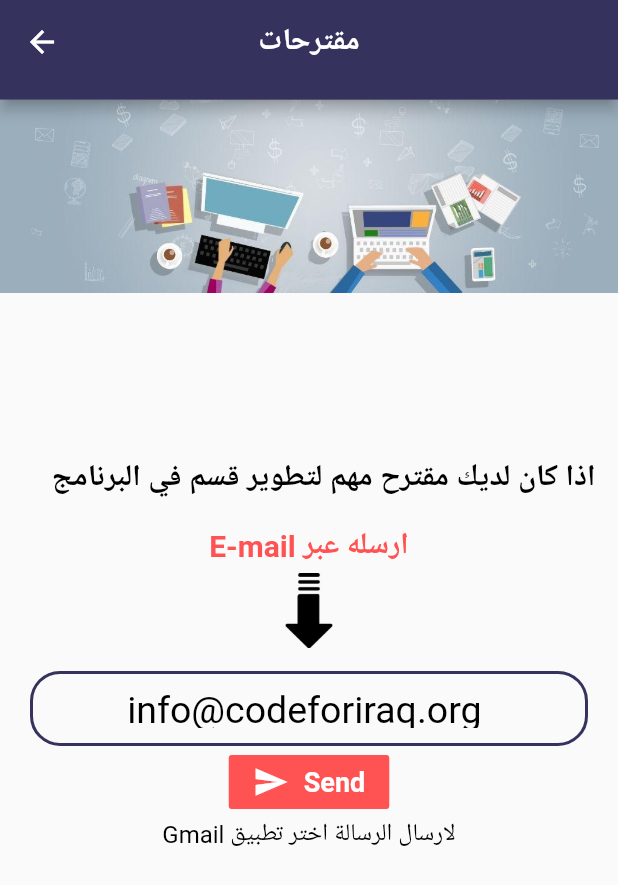
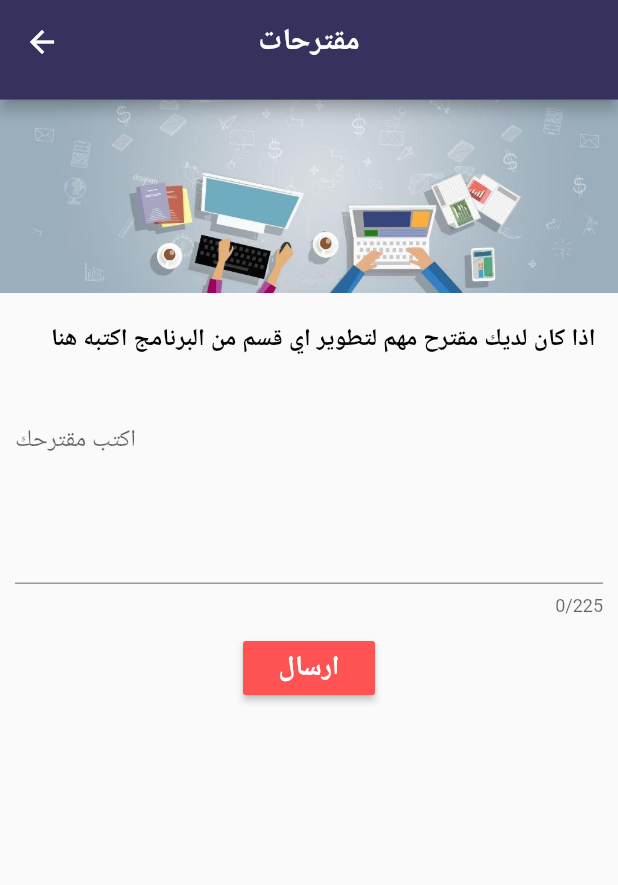
Before and after one commit to sabreengithub/Basra-application, a Flutter app: the screen it shows after launch, after a tap on the "menu" icon, after a tap on "مقترحات", on a phone screen of 412 x 824 dp. Shown: the top 885 px of the screen. Run offline on Flutter 3.47's test engine with Material 2 defaults, Android fonts, the phone set to English and light mode, and no system bars.

Commit message:
first commit

```diff
--- a/lib/Pages/About_The initiative.dart
+++ b/lib/Pages/about_the initiative.dart
@@ -79,7 +79,7 @@ class _AboutInitiativeState extends State<AboutInitiative> {
                         margin: EdgeInsets.all(2.0),
                         padding: EdgeInsets.all(10.0),
                         child: Text(
-                          " هي مبادرة إنسانية غير ربحية تهدف الى خدمة المجتمع عن طريق البرمجة، تعتبر هذه المبادرة مبادرة تعليمية حقيقية ترعى المهتمين بتعلم تصميم وبرمجة تطبيقات الهاتف الجوال ومواقع الانترنت وبرامج الحاسوب والشبكات والاتصالات ونظم تشغيل الحاسوب باستخدام التقنيات مفتوحة المصدر كما توفر لهم جميع الدروس التعليمية الازمة وبشكل مجاني تماماً بل الاهم من ذلك تعتمد على مبدا المواطنة والمشاركة الفاعلة في تأسيس وبناء المجتمع تدعو هذه المبادرة جميع الطلبة والخريجين والهواة والاساتذة الجامعيين والمهتمين مجال البرمجة وتقنيات المعلومات وكذلك الاختصاصات الأخرى الى التطوع والمشاركة الفعلية لأجل الاتقاء بواقع البلد, حيث تعتبر فرضة عظيمة اكتساب الخبرة والمهارة عن طريق تصميم وتنفيذ برامج وتطبيقات خدمية من شأنها خدمة المواطن وذلك ضمن مجاميع عمل نشطة وفعالة يتعاون فيها جميع الافراد كفريق واحد تبادل الآراء والخبرات ويطرح الافكار ليتم مناقشتها وتطبيقها على أرض الواقع, كما تفتح المجال لجميع المواطنين العراقيين ومن جميع الاختصاصات الى المشاركة الفاعلة في هذه المشاريع لرفد الفريق بالخبرات والأفكار والآراء والمقترحات التي من شأنها خدمة المجتمع بأفضل ما يمكن.",
+                          " هي مبادرة إنسانية غير ربحية تهدف الى خدمة المجتمع عن طريق البرمجة، تعتبر هذه المبادرة مبادرة تعليمية حقيقية ترعى المهتمين بتعلم تصميم وبرمجة تطبيقات الهاتف الجوال ومواقع الانترنت وبرامج الحاسوب والشبكات والاتصالات ونظم تشغيل الحاسوب باستخدام التقنيات مفتوحة المصدر كما توفر لهم جميع الدروس التعليمية الازمة وبشكل مجاني تماماً بل الاهم من ذلك تعتمد على مبدا المواطنة والمشاركة الفاعلة في تأسيس وبناء المجتمع تدعو هذه المبادرة جميع الطلبة والخريجين والهواة والاساتذة الجامعيين والمهتمين مجال البرمجة وتقنيات المعلومات وكذلك الاختصاصات الأخرى الى التطوع والمشاركة الفعلية لأجل الاتقاء بواقع البلد, حيث تعتبر فرصة عظيمة واكتساب الخبرة والمهارة عن طريق تصميم وتنفيذ برامج وتطبيقات خدمية من شأنها خدمة المواطن وذلك ضمن مجاميع عمل نشطة وفعالة يتعاون فيها جميع الافراد كفريق واحد تبادل الآراء والخبرات ويطرح الافكار ليتم مناقشتها وتطبيقها على أرض الواقع, كما تفتح المجال لجميع المواطنين العراقيين ومن جميع الاختصاصات الى المشاركة الفاعلة في هذه المشاريع لرفد الفريق بالخبرات والأفكار والآراء والمقترحات التي من شأنها خدمة المجتمع بأفضل ما يمكن.",
                           style: TextStyle(
                             fontSize: 16,
                             fontWeight: FontWeight.bold,
--- a/lib/Pages/Proposals.dart
+++ b/lib/Pages/email.dart
@@ -1,12 +1,12 @@
 import 'package:flutter/material.dart';
 import 'package:url_launcher/url_launcher.dart';
 
-class Proposals extends StatefulWidget {
+class Email extends StatefulWidget {
   @override
-  _ProposalsState createState() => _ProposalsState();
+  _EmailState createState() => _EmailState();
 }
 
-class _ProposalsState extends State<Proposals> {
+class _EmailState extends State<Email> {
   void _launchEmail(String emailId) async {
     var url = "mailto:$emailId?subject=";
     if (await canLaunch(url)) {
@@ -24,7 +24,7 @@ class _ProposalsState extends State<Proposals> {
         child: AppBar(
           backgroundColor: Color.fromRGBO(53, 50, 94, 58.0),
           title: new Text(
-            "مقترحات",
+            "اتصل بنا",
             style: TextStyle(
                 fontSize: 20, color: Colors.white, fontWeight: FontWeight.bold),
           ),
@@ -37,41 +37,29 @@ class _ProposalsState extends State<Proposals> {
             crossAxisAlignment: CrossAxisAlignment.start,
             children: <Widget>[
               new Container(
+                margin: EdgeInsets.all(2.0),
                 child: Image.asset(
-                  'img_p1/Proposal.jpg',
+                  'img_p1/email.png',
                   width: MediaQuery.of(context).size.width,
+                  height: 250,
                 ),
               ),
               new Container(
                 width: MediaQuery.of(context).size.width,
                 height: 50,
                 margin: EdgeInsets.only(
-                  top: 100.0,
+                  top: 5.0,
                   right: 5.0,
                   left: 5.0,
                 ),
                 padding: EdgeInsets.all(10.0),
                 child: Text(
-                  "اذا كان لديك مقترح مهم لتطوير قسم في البرنامج  ",
+                  "للتواصل معنا يمكنكم مراسلتنا عبر البريد الالكتروني ",
                   textDirection: TextDirection.rtl,
                   style: TextStyle(
                     fontSize: 20,
                     fontWeight: FontWeight.bold,
                     color: Colors.black,
-                  ),
-                ),
-              ),
-              new Container(
-                margin:EdgeInsets.all(5.0) ,
-                child: Center(
-                  child: Text(
-                    " ارسله عبر E-mail ",
-                    textDirection: TextDirection.rtl,
-                    style: TextStyle(
-                      fontSize: 20,
-                      fontWeight: FontWeight.bold,
-                      color: Colors.redAccent,
-                    ),
                   ),
                 ),
               ),
@@ -115,25 +103,20 @@ class _ProposalsState extends State<Proposals> {
                         color: Colors.black,
                       ),
                     ),
-                  )),
+                  ),),
+              SizedBox(height: 5.0,),
               Center(
-                child: FlatButton(
+                child: RaisedButton(
+//                  new RaisedButton(
                     color: Colors.redAccent,
                     textColor: Colors.white,
-                  splashColor: Colors.cyan,
-                  onPressed: () {
-                    _launchEmail('info@codeforiraq.org');
-                  },
+                    splashColor: Colors.lightBlueAccent,
                     child: Row(
                       mainAxisAlignment: MainAxisAlignment.center,
                       mainAxisSize: MainAxisSize.min,
                       children: [
-                      Icon(Icons.send),
-                      SizedBox(
-                        width: 10.0,
-                      ),
                         Text(
-                        "Send",
+                          "اضغط هنا",
                           style: TextStyle(
                             fontSize: 18,
                             fontWeight: FontWeight.bold,
@@ -141,8 +124,12 @@ class _ProposalsState extends State<Proposals> {
                         ),
                       ],
                     ),
+                  onPressed: () {
+                    _launchEmail('info@codeforiraq.org');
+                  },
              ),
                 ),
+              SizedBox(height: 5.0,),
               new Center(
                 child: Text("لارسال الرسالة اختر تطبيق Gmail",
                     textDirection: TextDirection.rtl,
--- a/lib/Pages/home.dart
+++ b/lib/Pages/home.dart
@@ -37,7 +37,7 @@ class _HomeState extends State<Home> {
                       borderRadius: BorderRadius.circular((20.0))),
                   child: FlatButton(
                     onPressed: () {
-                      Navigator.of(context).pushNamed('/Religious_places');
+                      Navigator.of(context).pushNamed('/religious_places');
                     },
                     padding: EdgeInsets.all(4.0),
                     child: Image.asset(
@@ -66,7 +66,7 @@ class _HomeState extends State<Home> {
                       borderRadius: BorderRadius.circular((20.0))),
                   child: FlatButton(
                     onPressed: () {
-                      Navigator.of(context).pushNamed('/basrahistory');
+                      Navigator.of(context).pushNamed('/basra_history');
                     },
                     padding: EdgeInsets.all(4.0),
                     child: Image.asset(
@@ -95,7 +95,7 @@ class _HomeState extends State<Home> {
                       borderRadius: BorderRadius.circular((20.0))),
                   child: FlatButton(
                     onPressed: () {
-                      Navigator.of(context).pushNamed('/Education');
+                      Navigator.of(context).pushNamed('/education');
                     },
                     padding: EdgeInsets.all(4.0),
                     child: Image.asset(
@@ -125,7 +125,7 @@ class _HomeState extends State<Home> {
                       borderRadius: BorderRadius.circular((20.0))),
                   child: FlatButton(
                     onPressed: () {
-                      Navigator.of(context).pushNamed('/Entertainment_places');
+                      Navigator.of(context).pushNamed('/entertainment_places');
                     },
                     padding: EdgeInsets.all(4.0),
                     child: Image.asset(
@@ -154,7 +154,7 @@ class _HomeState extends State<Home> {
                       borderRadius: BorderRadius.circular((20.0))),
                   child: FlatButton(
                     onPressed: () {
-                      Navigator.of(context).pushNamed('/Restaurants');
+                      Navigator.of(context).pushNamed('/restaurants');
                     },
                     padding: EdgeInsets.all(4.0),
                     child: Image.asset(
@@ -183,7 +183,7 @@ class _HomeState extends State<Home> {
                       borderRadius: BorderRadius.circular((20.0))),
                   child: FlatButton(
                     onPressed: () {
-                      Navigator.of(context).pushNamed('/Hotels');
+                      Navigator.of(context).pushNamed('/hotels');
                     },
                     padding: EdgeInsets.all(4.0),
                     child: Image.asset(
@@ -212,7 +212,7 @@ class _HomeState extends State<Home> {
                       borderRadius: BorderRadius.circular((20.0))),
                   child: FlatButton(
                     onPressed: () {
-                      Navigator.of(context).pushNamed('/Hospitals');
+                      Navigator.of(context).pushNamed('/hospitals');
                     },
                     padding: EdgeInsets.all(4.0),
                     child: Image.asset(
@@ -243,7 +243,7 @@ class _HomeState extends State<Home> {
                       borderRadius: BorderRadius.circular((20.0))),
                   child: FlatButton(
                     onPressed: () {
-                      Navigator.of(context).pushNamed('/Photo_Gallery');
+                      Navigator.of(context).pushNamed('/photo_gallery');
                     },
                     padding: EdgeInsets.all(4.0),
                     child: Image.asset(
@@ -361,7 +361,7 @@ class MyDrawer extends StatelessWidget {
                   textDirection: TextDirection.rtl,
                 ),
                 onTap: () {
-                  Navigator.of(context).pushNamed('/About_The application');
+                  Navigator.of(context).pushNamed('/about_the application');
                 },
               ),
               Divider(
@@ -376,7 +376,7 @@ class MyDrawer extends StatelessWidget {
                   textDirection: TextDirection.rtl,
                 ),
                 onTap: () {
-                  Navigator.of(context).pushNamed('/About_The initiative');
+                  Navigator.of(context).pushNamed('/about_the initiative');
                 },
               ),
               Divider(
@@ -384,16 +384,36 @@ class MyDrawer extends StatelessWidget {
               ),
               ListTile(
                 trailing: Image.asset('img_p1/فريق العمل.png',
-                    color: Colors.black, width: 36, height: 49),
+                    color: Colors.black, width: 38, height: 38),
                 title: Text(
                   "فريق العمل",
                   style: TextStyle(fontSize: 20, color: Colors.black),
                   textDirection: TextDirection.rtl,
                 ),
                 onTap: () {
-                  Navigator.of(context).pushNamed('/Team_The work');
+                  Navigator.of(context).pushNamed('/team_the work');
                 },
               ),
+              Divider(
+                color: Colors.black,
+              ),
+              ListTile(
+                trailing:
+//                Icon(Icons.send,
+//                    color: Colors.black,size: 35,),
+                Image.asset('img_p1/اتصل بنا.png',
+                    color: Colors.black, width: 38, height: 35),
+
+                title: Text(
+                  "اتصل بنا",
+                  style: TextStyle(fontSize: 20, color: Colors.black),
+                  textDirection: TextDirection.rtl,
+                ),
+                onTap: () {
+                  Navigator.of(context).pushNamed('/email');
+                },
+              ),
+//              lllllllllllllllllllllllllllllllllllllllllllllllll
               Divider(
                 color: Colors.black,
               ),
@@ -406,7 +426,7 @@ class MyDrawer extends StatelessWidget {
                   textDirection: TextDirection.rtl,
                 ),
                 onTap: () {
-                  Navigator.of(context).pushNamed('/Proposals');
+                  Navigator.of(context).pushNamed('/proposals');
                 },
               ),
             ]),
--- /dev/null
+++ b/lib/Pages/proposals.dart
@@ -0,0 +1,95 @@
+import 'package:flutter/material.dart';
+
+class Proposals extends StatefulWidget {
+  @override
+  _ProposalsState createState() => _ProposalsState();
+}
+
+class _ProposalsState extends State<Proposals> {
+
+
+  @override
+  Widget build(BuildContext context) {
+    return new Scaffold(
+      appBar: PreferredSize(
+        preferredSize: Size(411.0, 66.5),
+        child: AppBar(
+          backgroundColor: Color.fromRGBO(53, 50, 94, 58.0),
+          title: new Text(
+            "مقترحات",
+            style: TextStyle(
+                fontSize: 20, color: Colors.white, fontWeight: FontWeight.bold),
+          ),
+          centerTitle: true,
+        ),
+      ),
+      body: ListView(
+        children: [
+          Column(
+            children: <Widget>[
+              new Container(
+                child: Image.asset(
+                  'img_p1/Proposal.jpg',
+                  width: MediaQuery.of(context).size.width,
+//                  height: 250,
+                ),
+              ),
+              new Center(
+                child:
+                new Container(
+                  width: MediaQuery.of(context).size.width,
+                  height:50,
+                  margin: EdgeInsets.only(
+                    top: 10.0,
+                    right: 5.0,
+                    left: 5.0,
+                  ),
+                  padding: EdgeInsets.all(10.0),
+                  child: Text(
+                    "اذا كان لديك مقترح مهم لتطوير اي قسم من البرنامج اكتبه هنا ",
+                    textDirection: TextDirection.rtl,
+                    style: TextStyle(
+                      fontSize: 16,
+                      fontWeight: FontWeight.bold,
+                      color: Colors.black,
+                    ),
+                  ),
+                ),
+              ),
+                 SizedBox(height:5,),
+                 new Container(
+                   padding: EdgeInsets.all(10.0),
+                  child:
+                   new TextFormField(
+                    decoration: new InputDecoration(hintText:'اكتب مقترحك'),
+
+                     maxLines:5,
+                     maxLength:225,
+                     ),),
+              new RaisedButton(
+                      color: Colors.redAccent,
+                      textColor: Colors.white,
+                      splashColor: Colors.green,
+                      onPressed: () {},
+                      child: Row(
+                        mainAxisAlignment: MainAxisAlignment.center,
+                        mainAxisSize: MainAxisSize.min,
+                        children: [
+                          Text(
+                            "ارسال",
+                            style: TextStyle(
+                              fontSize: 18,
+                              fontWeight: FontWeight.bold,
+                            ),
+                          ),
+                        ],
+                      ),
+                    ),
+
+                 ],
+          ),
+        ],
+      ),
+    );
+  }
+}
--- a/lib/main.dart
+++ b/lib/main.dart
@@ -1,18 +1,18 @@
 import 'package:flutter/material.dart';
-import 'package:basra/Pages/BasraHistory.dart';
-import 'package:basra/Pages/Religious_places.dart';
-import 'package:basra/Pages/Entertainment_places.dart';
-import 'package:basra/Pages/Education.dart';
-import 'package:basra/Pages/Restaurants.dart';
-import 'package:basra/Pages/Hotels.dart';
-import 'package:basra/Pages/Hospitals.dart';
-import 'package:basra/Pages/Photo_Gallery.dart';
+import 'package:basra/Pages/basra_history.dart';
+import 'package:basra/Pages/religious_places.dart';
+import 'package:basra/Pages/entertainment_places.dart';
+import 'package:basra/Pages/education.dart';
+import 'package:basra/Pages/restaurants.dart';
+import 'package:basra/Pages/hotels.dart';
+import 'package:basra/Pages/hospitals.dart';
+import 'package:basra/Pages/photo_Gallery.dart';
 import 'package:basra/Pages/home.dart';
-import 'package:basra/Pages/About_Application.dart';
-import 'package:basra/Pages/About_The initiative.dart';
-import 'package:basra/Pages/Team_The work.dart';
-import 'package:basra/Pages/Proposals.dart';
-
+import 'package:basra/Pages/about_application.dart';
+import 'package:basra/Pages/about_the initiative.dart';
+import 'package:basra/Pages/team_the work.dart';
+import 'package:basra/Pages/email.dart';
+import 'package:basra/Pages/proposals.dart';
 
 void main() => runApp(MyApp());
 
@@ -24,19 +24,20 @@ class MyApp extends StatelessWidget {
       debugShowCheckedModeBanner: false,
       home: new Home(),
       routes:<String,WidgetBuilder> {
-          '/basrahistory': (BuildContext context) => new BasraHistory(),
-          '/Religious_places': (BuildContext context) => new ReligiousPlaces(),
-          '/Entertainment_places': (BuildContext context) => new EntertainmentPlaces(),
-          '/Education': (BuildContext context) => new Education(),
-          '/Restaurants': (BuildContext context) => new Restaurants(),
-          '/Hotels': (BuildContext context) => new Hotels(),
-          '/Hospitals': (BuildContext context) => new Hospitals(),
-          '/Photo_Gallery': (BuildContext context) => new PhotoGallery(),
+          '/basra_history': (BuildContext context) => new BasraHistory(),
+          '/religious_places': (BuildContext context) => new ReligiousPlaces(),
+          '/entertainment_places': (BuildContext context) => new EntertainmentPlaces(),
+          '/education': (BuildContext context) => new Education(),
+          '/restaurants': (BuildContext context) => new Restaurants(),
+          '/hotels': (BuildContext context) => new Hotels(),
+          '/hospitals': (BuildContext context) => new Hospitals(),
+          '/photo_gallery': (BuildContext context) => new PhotoGallery(),
           '/home': (BuildContext context) => new Home(),
-          '/About_The application': (BuildContext context) => new AboutApplication(),
-          '/About_The initiative': (BuildContext context) => new AboutInitiative(),
-          '/Team_The work': (BuildContext context) => new TeamWork(),
-          '/Proposals': (BuildContext context) => new Proposals(),
+          '/about_the application': (BuildContext context) => new AboutApplication(),
+          '/about_the initiative': (BuildContext context) => new AboutInitiative(),
+          '/team_the work': (BuildContext context) => new TeamWork(),
+        '/email': (BuildContext context) => new Email(),
+        '/proposals': (BuildContext context) => new Proposals(),
         },
 
     );
--- a/pubspec.yaml
+++ b/pubspec.yaml
@@ -24,7 +24,7 @@ dependencies:
   flutter:
     sdk: flutter
   url_launcher: ^5.5.0
-
+  curved_navigation_bar: ^0.3.4
 
 
   # The following adds the Cupertino Icons font to your application.
@@ -76,9 +76,11 @@ flutter:
    - img_p1/حول المبادرة.png
    - img_p1/Logo.png
    - img_p1/فريق العمل.png
+   - img_p1/email.png
    - img_p1/Team_work.jpg
    - img_p1/arrow.png
    - img_p1/مقترحات.png
+   - img_p1/اتصل بنا.png
    - img_p1/Proposal.jpg
    - img_p1/الخريطة.jpg
    - img_p1/map.png
```
Also changed, not shown: img_p1/email.png (added), img_p1/اتصل بنا.png (added), lib/Pages/about_application.dart (renamed from lib/Pages/About_Application.dart), lib/Pages/basra_history.dart (renamed from lib/Pages/BasraHistory.dart), lib/Pages/education.dart (renamed from lib/Pages/Education.dart), lib/Pages/entertainment_places.dart (renamed from lib/Pages/Entertainment_places.dart), lib/Pages/hospitals.dart (renamed from lib/Pages/Hospitals.dart), lib/Pages/hotels.dart (renamed from lib/Pages/Hotels.dart), lib/Pages/photo_Gallery.dart (renamed from lib/Pages/Photo_Gallery.dart), lib/Pages/religious_places.dart (renamed from lib/Pages/Religious_places.dart), lib/Pages/restaurants.dart (renamed from lib/Pages/Restaurants.dart), lib/Pages/team_the work.dart (renamed from lib/Pages/Team_The work.dart), pubspec.lock, 3 other files. Lines whose indentation alone changed are shown as unchanged.
